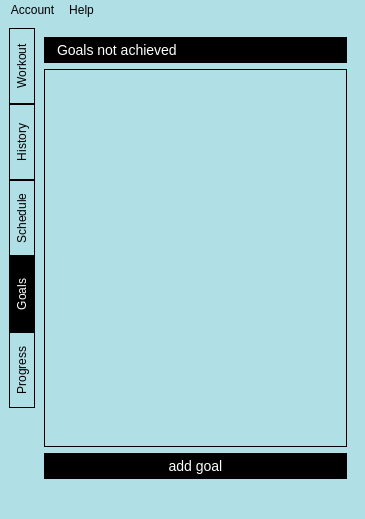
Before: the Qt Designer form training-diary/mainwindow.ui in userDymon/training-diary, drawn with Qt 5.
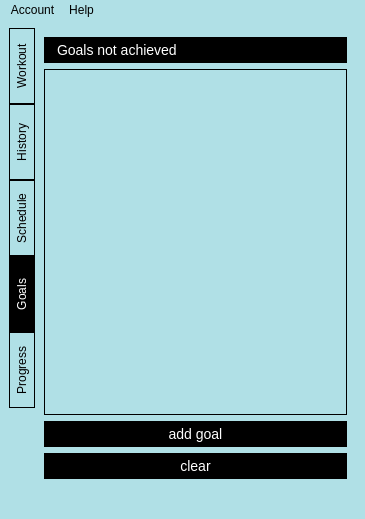
After: the same form once the commit is applied. The open tabs and pages were chosen to show the change.

Diff of the .ui file:
```diff
--- a/training-diary/mainwindow.ui
+++ b/training-diary/mainwindow.ui
@@ -244,6 +244,13 @@
           </property>
          </widget>
         </item>
+        <item>
+         <widget class="QPushButton" name="clearGoalPB">
+          <property name="text">
+           <string>clear</string>
+          </property>
+         </widget>
+        </item>
        </layout>
       </widget>
       <widget class="QWidget" name="progressTab">
```
Left out of the diff: 19 changed lines with no effect on the pictures.
